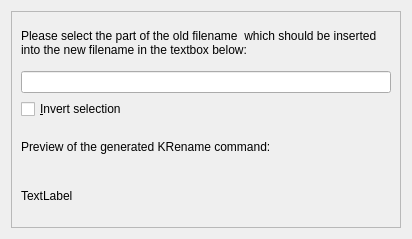
Before: the Qt Designer form src/partfilenamewidget.ui in KDE/krename, drawn with Qt 5.
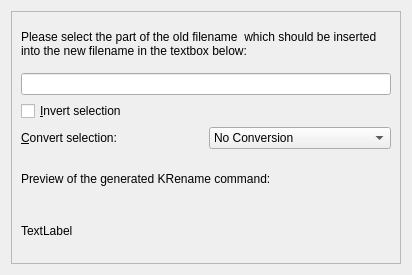
After: the same form once the commit is applied. Custom widgets are drawn as their Qt base class.

Commit message: FIXED: Sorting works now FIXED: Partfilenamewidget can now convert to upper or lower case FIXED: TokenHelpDialog works now FIXED: Initial preview works was done

Diff of the .ui file:
```diff
--- a/src/partfilenamewidget.ui
+++ b/src/partfilenamewidget.ui
@@ -6,7 +6,7 @@
     <x>0</x>
     <y>0</y>
     <width>412</width>
-    <height>239</height>
+    <height>275</height>
    </rect>
   </property>
   <property name="windowTitle" >
@@ -46,6 +46,44 @@
         </property>
        </widget>
       </item>
+      <item>
+       <layout class="QHBoxLayout" >
+        <item>
+         <widget class="QLabel" name="label_2" >
+          <property name="text" >
+           <string>&amp;Convert selection:</string>
+          </property>
+          <property name="buddy" >
+           <cstring>comboConvert</cstring>
+          </property>
+         </widget>
+        </item>
+        <item>
+         <widget class="QComboBox" name="comboConvert" >
+          <item>
+           <property name="text" >
+            <string>No Conversion</string>
+           </property>
+          </item>
+          <item>
+           <property name="text" >
+            <string>Convert to lower case</string>
+           </property>
+          </item>
+          <item>
+           <property name="text" >
+            <string>Convert to upper case</string>
+           </property>
+          </item>
+          <item>
+           <property name="text" >
+            <string>Capitalize</string>
+           </property>
+          </item>
+         </widget>
+        </item>
+       </layout>
+      </item>
       <item>
        <widget class="QLabel" name="labelPreviewDesc" >
         <property name="text" >
```
Left out of the diff: 3 changed lines with no effect on the pictures. The commit also changes 13 other files.
